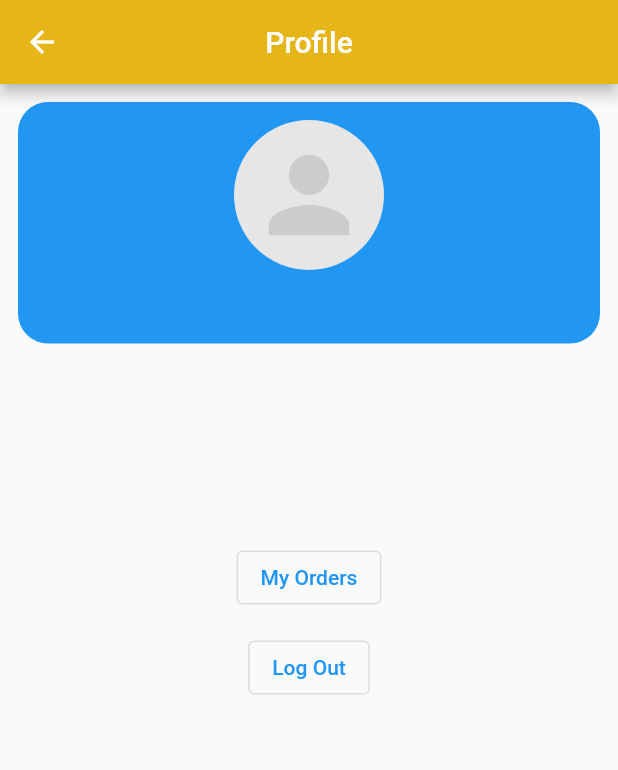
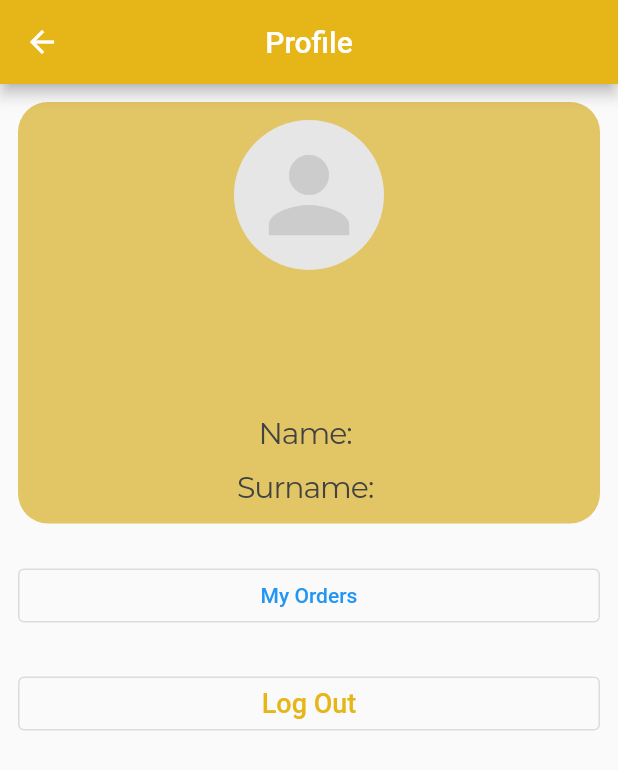
Before and after one commit to moghun/OverBooked, a Flutter app: the ProfilePage screen opened directly, on a phone screen of 412 x 824 dp. Shown: the top 770 px of the screen. Run offline on Flutter 3.47's test engine with Material 2 defaults, Android fonts, the light colour scheme and no system bars; our stand-ins replace email_validator, flutter_rating_bar, fluttertoast, google_fonts; missing offline and left inert: favorite_button; accounts and stored records are empty; network calls fail.

Commit message:
mobile: wip: wishlist and profile pages

```diff
--- a/mobile/lib/pages/profile_page.dart
+++ b/mobile/lib/pages/profile_page.dart
@@ -41,7 +41,8 @@ class _ProfilePageState extends State<ProfilePage> {
                         children: [
                           Expanded(
                             child: Container(
-                              decoration: BoxDecoration(color: Colors.blue, borderRadius: BorderRadius.circular(20)),
+                              decoration: BoxDecoration(
+                                  color: AppColors.background2, borderRadius: BorderRadius.circular(20)),
                               child: Column(
                                 children: [
                                   const SizedBox(
@@ -63,13 +64,6 @@ class _ProfilePageState extends State<ProfilePage> {
                                     user.username!,
                                     style: kHeadingTextStyle,
                                   ),
-                                ],
-                              ),
-                            ),
-                          ),
-                        ],
-                      ),
-                    ),
                                   const SizedBox(
                                     height: 12,
                                   ),
@@ -81,34 +75,59 @@ class _ProfilePageState extends State<ProfilePage> {
                                     height: 12,
                                   ),
                                   Text(
-                      user.name ?? "no name",
+                                    "Name: " + (user.name ?? "no name"),
                                     style: kButtonLightTextStyle,
                                   ),
                                   const SizedBox(
                                     height: 12,
                                   ),
                                   Text(
-                      user.surname ?? "no surname",
+                                    "Surname: " + (user.surname ?? "no surname"),
                                     style: kButtonLightTextStyle,
                                   ),
                                   const SizedBox(
                                     height: 12,
                                   ),
-                    OutlinedButton(
+                                ],
+                              ),
+                            ),
+                          ),
+                        ],
+                      ),
+                    ),
+                    Padding(
+                      padding: const EdgeInsets.all(12.0),
+                      child: Row(
+                        children: [
+                          Expanded(
+                            child: OutlinedButton(
                                 onPressed: () {
                                   Navigator.push(context,
                                       MaterialPageRoute(builder: (context) => const UserOrdersPage()));
                                 },
                                 child: const Text("My Orders")),
+                          ),
+                        ],
+                      ),
+                    ),
                     const SizedBox(
                       height: 12,
                     ),
-                    OutlinedButton(
+                    Padding(
+                      padding: const EdgeInsets.symmetric(horizontal: 12.0),
+                      child: Row(
+                        children: [
+                          Expanded(
+                            child: OutlinedButton(
                                 onPressed: () {
                                   UserService.removeUser();
                                   Navigator.pushReplacementNamed(context, "/");
                                 },
-                        child: const Text("Log Out")),
+                                child: const Text("Log Out", style: TextStyle(fontSize: 18, color: AppColors.background),)),
+                          ),
+                        ],
+                      ),
+                    ),
                     const SizedBox(
                       height: 12,
                     ),
--- a/mobile/lib/utils/colors.dart
+++ b/mobile/lib/utils/colors.dart
@@ -4,6 +4,7 @@ class AppColors {
   static const Color primary = Color(0xDA202236);
   static const Color secondary = Color(0xDD10267F);
   static const Color background = Color(0xFFe6b619);
+  static const Color background2 = Color(0xffe2c565);
   static const Color appBarText = Color(0xFFFFFFFF);
 
   static const Color lightTextColor = Color(0xFF424242);
```
Also changed, not shown: mobile/lib/pages/home_page.dart (+34 -2 lines), mobile/lib/pages/wishlist_page.dart (+7 -1 lines). Lines whose indentation alone changed are shown as unchanged.
